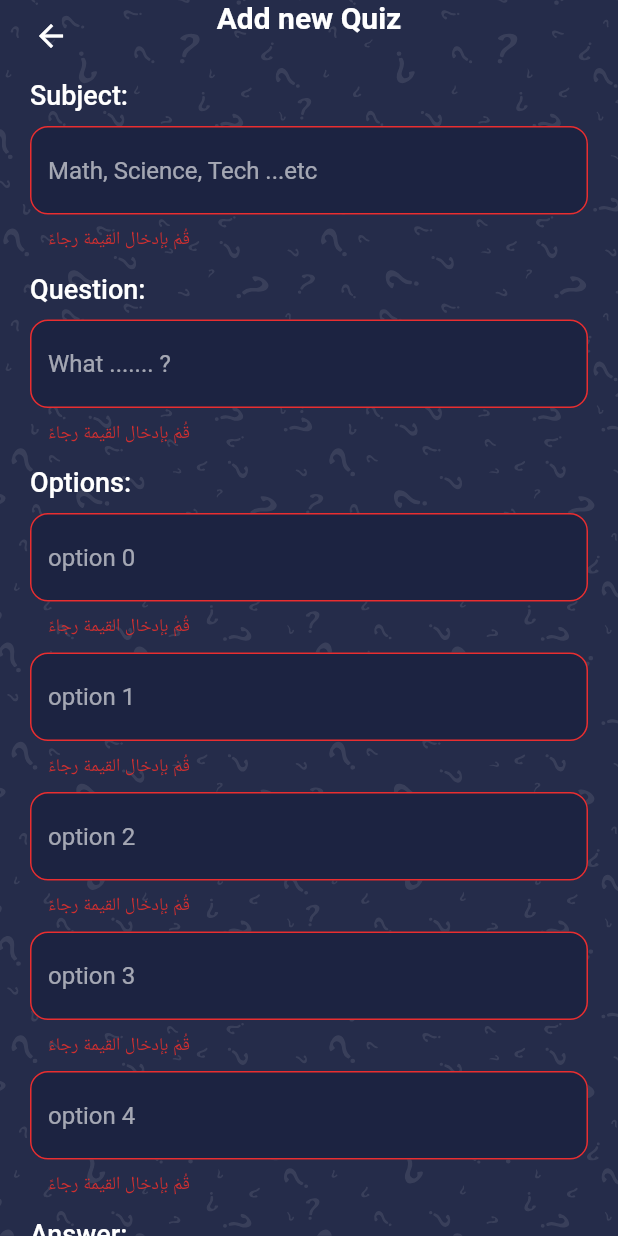
After one commit to ragabelsayed/QuizApp, a Flutter app: the ExamForm screen opened by its route, after a tap on "Save", on a phone screen of 412 x 824 dp. The commit adds this screen. Run offline on Flutter 3.47's test engine with Material 2 defaults, Android fonts, the phone set to English and light mode, and no system bars; our stand-ins replace flutter_svg.

Commit message:
add exam model

```diff
--- a/quiz_app/lib/src/config/routes.dart
+++ b/quiz_app/lib/src/config/routes.dart
@@ -1,5 +1,6 @@
 import 'package:flutter/material.dart';
 import 'package:quiz_app/src/screens/exam/exam_screen.dart';
+import 'package:quiz_app/src/screens/exam/widget/exam_form.dart';
 import 'package:quiz_app/src/screens/home/home_screen.dart';
 import 'package:quiz_app/src/screens/reset/forgot_password_screen.dart';
 import 'package:quiz_app/src/screens/reset/reset_password_screen.dart';
@@ -15,6 +16,7 @@ class AppRoutes {
     ForgotPasswordScreen.routName: (ctx) => const ForgotPasswordScreen(),
     ResetPasswordScreen.routName: (ctx) => const ResetPasswordScreen(),
     HomeScreen.routName: (cxt) => const HomeScreen(),
-    ExamScreen.routName: (ctx) => ExamScreen(),
+    ExamScreen.routName: (ctx) => const ExamScreen(),
+    ExamForm.routName: (context) => const ExamForm(),
   };
 }
--- /dev/null
+++ b/quiz_app/lib/src/models/exam.dart
@@ -0,0 +1,35 @@
+import 'dart:convert';
+
+import 'package:quiz_app/src/models/question.dart';
+
+class Exam {
+  String id;
+  String subject;
+  List<Question> question;
+  Exam({
+    required this.id,
+    required this.subject,
+    required this.question,
+  });
+
+  Map<String, dynamic> toMap() {
+    return {
+      'id': id,
+      'subject': subject,
+      'question': question.map((x) => x.toMap()).toList(),
+    };
+  }
+
+  factory Exam.fromMap(Map<String, dynamic> map) {
+    return Exam(
+      id: map['id'] ?? '',
+      subject: map['subject'] ?? '',
+      question:
+          List<Question>.from(map['question']?.map((x) => Question.fromMap(x))),
+    );
+  }
+
+  String toJson() => json.encode(toMap());
+
+  factory Exam.fromJson(String source) => Exam.fromMap(json.decode(source));
+}
--- a/quiz_app/lib/src/models/question.dart
+++ b/quiz_app/lib/src/models/question.dart
@@ -2,13 +2,11 @@ import 'dart:convert';
 
 class Question {
   final String id;
-  final String subject;
   final String question;
   final List<String> options;
   final int answer;
   Question({
     required this.id,
-    required this.subject,
     required this.question,
     required this.options,
     required this.answer,
@@ -17,7 +15,6 @@ class Question {
   Map<String, dynamic> toMap() {
     return {
       'id': id,
-      'subject': subject,
       'question': question,
       'options': options,
       'answer': answer,
@@ -27,7 +24,6 @@ class Question {
   factory Question.fromMap(Map<String, dynamic> map) {
     return Question(
       id: map['id'] ?? '',
-      subject: map['subject'] ?? '',
       question: map['question'] ?? '',
       options: List<String>.from(map['options']),
       answer: map['answer']?.toInt() ?? 0,
--- a/quiz_app/lib/src/screens/exam/exam_screen.dart
+++ b/quiz_app/lib/src/screens/exam/exam_screen.dart
@@ -1,4 +1,5 @@
 import 'package:flutter/material.dart';
+import 'package:quiz_app/src/screens/exam/widget/exam_form.dart';
 import '../../config/constants.dart';
 import '../../config/palette.dart';
 
@@ -26,7 +27,7 @@ class ExamScreen extends StatelessWidget {
       floatingActionButton: FloatingActionButton.extended(
           backgroundColor: Palette.primaryColor1,
           foregroundColor: Colors.white,
-          onPressed: () {},
+          onPressed: () => Navigator.pushNamed(context, ExamForm.routName),
           label: Icon(Icons.quiz)),
     );
   }
--- /dev/null
+++ b/quiz_app/lib/src/screens/exam/widget/exam_form.dart
@@ -0,0 +1,156 @@
+import 'package:flutter/material.dart';
+import 'package:flutter/services.dart';
+import 'package:quiz_app/src/screens/exam/widget/input_text.dart';
+import 'package:quiz_app/src/widgets/input_title.dart';
+import '../../../config/constants.dart';
+import '../../../config/palette.dart';
+import '../../../widgets/rounded_btn.dart';
+
+class ExamForm extends StatefulWidget {
+  static const routName = '/exam_form';
+  const ExamForm({Key? key}) : super(key: key);
+
+  @override
+  State<ExamForm> createState() => _ExamFormState();
+}
+
+class _ExamFormState extends State<ExamForm> {
+  final _formKey = GlobalKey<FormState>();
+  Map<String, dynamic> quiz = {
+    'subject': '',
+    'question': '',
+    'op1': '',
+    'op2': '',
+    'op3': '',
+    'op4': '',
+    'op5': '',
+    'answer': 0,
+  };
+  Future<void> _saveForm() async {
+    final _isValid = _formKey.currentState!.validate();
+    if (_isValid) {
+      _formKey.currentState!.save();
+      try {} catch (e) {}
+    }
+  }
+
+  @override
+  Widget build(BuildContext context) {
+    return Scaffold(
+      body: Stack(
+        fit: StackFit.expand,
+        children: [
+          AppConstants.imageBackground,
+          SafeArea(
+            child: Form(
+              key: _formKey,
+              child: Padding(
+                padding: const EdgeInsets.symmetric(
+                  horizontal: AppConstants.defaultPadding,
+                ),
+                child: SingleChildScrollView(
+                  child: Column(
+                    crossAxisAlignment: CrossAxisAlignment.start,
+                    children: [
+                      Align(
+                        alignment: Alignment.center,
+                        child: Text(
+                          'Add new Quiz',
+                          style: Theme.of(context)
+                              .textTheme
+                              .headline6
+                              ?.copyWith(
+                                  color: Colors.white,
+                                  fontWeight: FontWeight.bold),
+                        ),
+                      ),
+                      const SizedBox(height: 30),
+                      const InputTitle(title: 'Subject:'),
+                      const SizedBox(height: 10),
+                      InputText(
+                        hint: 'Math, Science, Tech ...etc',
+                        onSave: (value) => quiz['subject'] = value,
+                      ),
+                      const SizedBox(height: 15),
+                      const InputTitle(title: 'Question:'),
+                      const SizedBox(height: 10),
+                      InputText(
+                        hint: 'What ....... ?',
+                        onSave: (value) => quiz['question'] = value,
+                      ),
+                      const SizedBox(height: 15),
+                      const InputTitle(title: 'Options:'),
+                      const SizedBox(height: 10),
+                      InputText(
+                        hint: 'option 0',
+                        onSave: (value) => quiz['op1'] = value,
+                      ),
+                      const SizedBox(height: 10),
+                      InputText(
+                        hint: 'option 1',
+                        onSave: (value) => quiz['op2'] = value,
+                      ),
+                      const SizedBox(height: 10),
+                      InputText(
+                        hint: 'option 2',
+                        onSave: (value) => quiz['op3'] = value,
+                      ),
+                      const SizedBox(height: 10),
+                      InputText(
+                        hint: 'option 3',
+                        onSave: (value) => quiz['op4'] = value,
+                      ),
+                      const SizedBox(height: 10),
+                      InputText(
+                        hint: 'option 4',
+                        onSave: (value) => quiz['op5'] = value,
+                      ),
+                      const SizedBox(height: 15),
+                      const InputTitle(title: 'Answer:'),
+                      const SizedBox(height: 10),
+                      TextFormField(
+                        keyboardType: TextInputType.number,
+                        textInputAction: TextInputAction.done,
+                        inputFormatters: [
+                          FilteringTextInputFormatter.allow(RegExp('[0-4]'))
+                        ],
+                        decoration: const InputDecoration(
+                          fillColor: Palette.backgroundColor,
+                          filled: true,
+                          hintText: 'Option number from 0 to 4.',
+                          border: AppConstants.border,
+                          errorBorder: AppConstants.errorBorder,
+                          focusedBorder: AppConstants.focusedBorder,
+                        ),
+                        validator: (newValue) {
+                          if (newValue!.isEmpty) {
+                            return 'قُمْ بإدخال القيمة رجاءً';
+                          }
+                        },
+                      ),
+                      const SizedBox(height: 30),
+                      RoundedBtn(
+                        text: 'Save',
+                        padding: AppConstants.defaultPadding,
+                        onPress: () => _saveForm(),
+                      ),
+                      const SizedBox(height: 30),
+                    ],
+                  ),
+                ),
+              ),
+            ),
+          ),
+          Positioned(
+            top: MediaQuery.of(context).viewPadding.top,
+            left: 10,
+            child: IconButton(
+              onPressed: () => Navigator.pop(context),
+              icon: const Icon(Icons.arrow_back),
+            ),
+          ),
+        ],
+      ),
+    );
+  }
+}
--- /dev/null
+++ b/quiz_app/lib/src/screens/exam/widget/input_text.dart
@@ -0,0 +1,34 @@
+import 'package:flutter/material.dart';
+
+import '../../../config/constants.dart';
+import '../../../config/palette.dart';
+
+class InputText extends StatelessWidget {
+  final String hint;
+  final Function(String) onSave;
+  const InputText({Key? key, required this.hint, required this.onSave})
+      : super(key: key);
+
+  @override
+  Widget build(BuildContext context) {
+    return TextFormField(
+      keyboardType: TextInputType.text,
+      textInputAction: TextInputAction.next,
+      decoration: InputDecoration(
+        filled: true,
+        fillColor: Palette.backgroundColor,
+        hintText: hint,
+        border: AppConstants.border,
+        errorBorder: AppConstants.errorBorder,
+        focusedBorder: AppConstants.focusedBorder,
+      ),
+      validator: (newValue) {
+        if (newValue!.isEmpty) {
+          return 'قُمْ بإدخال القيمة رجاءً';
+        }
+      },
+      onSaved: (newValue) => onSave(newValue!),
+    );
+    ;
+  }
+}
--- /dev/null
+++ b/quiz_app/lib/src/widgets/input_title.dart
@@ -0,0 +1,26 @@
+import 'package:flutter/material.dart';
+
+class InputTitle extends StatelessWidget {
+  final String title;
+  const InputTitle({Key? key, required this.title}) : super(key: key);
+
+  @override
+  Widget build(BuildContext context) {
+    return Text.rich(
+      TextSpan(
+        text: title,
+        style: Theme.of(context)
+            .textTheme
+            .merge(
+              const TextTheme(
+                headline6: TextStyle(
+                  fontSize: 18,
+                  fontWeight: FontWeight.w500,
+                ),
+              ),
+            )
+            .headline6,
+      ),
+    );
+  }
+}
```
